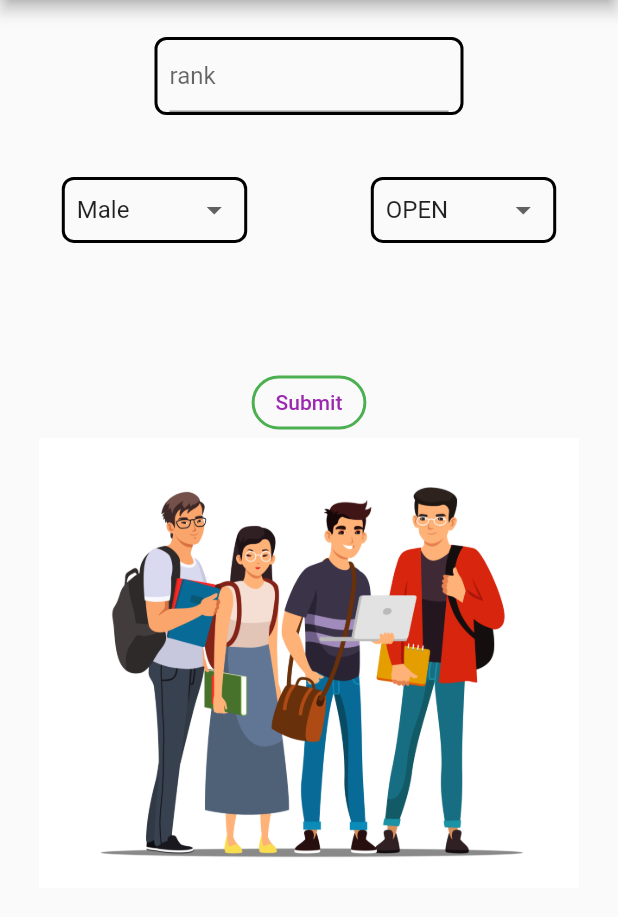
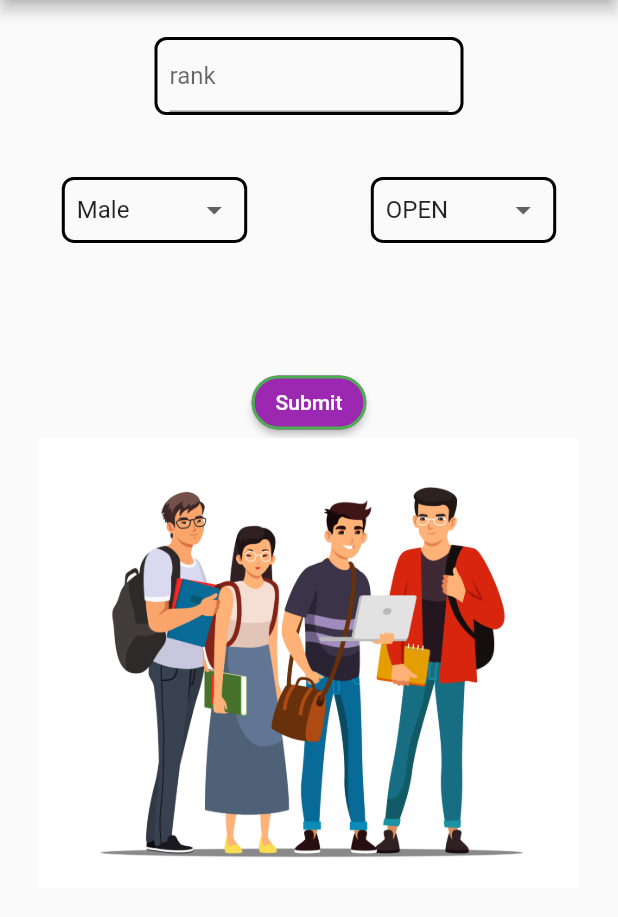
Before and after one commit to rohit-00004/admission_friend, a Flutter app: the HomePage screen opened directly with empty values, on a phone screen of 412 x 824 dp, the part 84-1001 px from its top. Run offline on Flutter 3.47's test engine with Material 2 defaults, Android fonts, the phone set to English and light mode, and no system bars; our stand-ins replace concentric_transition, csv, firebase_auth, firebase_core, google_fonts, sqflite; missing offline and left inert: firebase_ui_auth, pdfx; accounts and stored records are empty.

Commit message:
Added pdfs of last year cut-off and user profile screen

```diff
--- a/lib/home.dart
+++ b/lib/home.dart
@@ -1,12 +1,12 @@
 import 'package:admission_friend/database/dbhelper.dart';
 import 'package:admission_friend/screens/college_list.dart';
+import 'package:admission_friend/screens/pdf_view.dart';
 import 'package:flutter/material.dart';
-import 'package:sqflite/sqflite.dart';
+import 'package:pdfx/pdfx.dart';
 
 List<String> selections = ["Male", "OPEN"];
 
 class HomePage extends StatefulWidget {
-
   final DatabaseHelper db;
   const HomePage({required this.db, super.key});
 
@@ -15,10 +15,20 @@
 }
 
 class _HomePageState extends State<HomePage> {
-
   final _formKey = GlobalKey<FormState>();
   final List<String> _gender = ['Male', 'Female'];
-  final List<String> _category = ['OPEN', 'OBC', 'SC', 'VJ', 'ST', 'NT1', 'NT2', 'NTT3', 'EWS', 'TFWS'];
+  final List<String> _category = [
+    'OPEN',
+    'OBC',
+    'SC',
+    'VJ',
+    'ST',
+    'NT1',
+    'NT2',
+    'NTT3',
+    'EWS',
+    'TFWS'
+  ];
   TextEditingController rankcontroller = TextEditingController();
 
   @override
@@ -27,44 +37,105 @@
     super.dispose();
   }
 
+  // Widget pdfView() => PdfView(
+  //   controller: pdfController,
+  // );
 
   @override
   Widget build(BuildContext context) {
     var size = MediaQuery.of(context).size;
     return Scaffold(
       appBar: AppBar(
-          title: const Text('Admission friend' ),
+        title: const Text('Admission friend'),
         centerTitle: true,
         backgroundColor: Theme.of(context).primaryColor,
       ),
-
       drawer: SafeArea(
         child: Drawer(
           width: MediaQuery.of(context).size.width * .7,
           backgroundColor: Theme.of(context).primaryColor,
           child: DrawerHeader(
             child: Column(
-
               children: [
-                drawerField(const Icon(Icons.person, color: Colors.white,), 'My Profile'),
+                InkWell(
+                  onTap: () {
+                    Navigator.pushNamed(context, '/profile');
+                  },
+                  child: drawerField(
+                      const Icon(
+                        Icons.person,
+                        color: Colors.white,
+                      ),
+                      'My Profile'),
+                ),
 
                 // const Divider(thickness: .8, color: Colors.white,),
+                drawerField(null, 'Cutoff for 2021-22'),
+                const Divider(
+                  thickness: .8,
+                  color: Colors.white,
+                ),
                 InkWell(
-                  onTap: (){},
-                  child: drawerField(const Icon(Icons.picture_as_pdf_outlined, color: Colors.white,), 'Cutoff for 2021-22')),
-                const Divider(thickness: .8, color: Colors.white,),
-                drawerField(null, 'Round I'),
-                drawerField(null, 'Round II'),
-                drawerField(null, 'Round III'),
+                    onTap: () {
+                      Navigator.of(context).push(MaterialPageRoute(
+                          builder: (context) => const Pdfview(
+                              filepath:
+                                  'assets/pdfs/2021ENGG_CAP1_CutOff.pdf')));
+                    },
+                    child: drawerField(
+                        const Icon(
+                          Icons.picture_as_pdf_outlined,
+                          color: Colors.white,
+                        ),
+                        'CAP I')),
+                InkWell(
+                    onTap: () {
+                       Navigator.of(context).push(MaterialPageRoute(
+                          builder: (context) => const Pdfview(
+                              filepath:
+                                  'assets/pdfs/2021ENGG_CAP2_CutOff.pdf')));
+                    },
+                    child: drawerField(
+                        const Icon(
+                          Icons.picture_as_pdf_outlined,
+                          color: Colors.white,
+                        ),
+                        'CAP II')),
+
 
                 // const Divider(thickness: .8, color: Colors.white,),
+                drawerField(null, 'Cutoff for 2020-21'),
+                const Divider(
+                  thickness: .8,
+                  color: Colors.white,
+                ),
                 InkWell(
-                  onTap: (){},
-                  child: drawerField(const Icon(Icons.picture_as_pdf_outlined, color: Colors.white,), 'Cutoff for 2020-21')),
-                const Divider(thickness: .8, color: Colors.white,),
-                drawerField(null, 'Round I'),
-                drawerField(null, 'Round II'),
-                drawerField(null, 'Round III'),
+                  onTap: () {
+                     Navigator.of(context).push(MaterialPageRoute(
+                          builder: (context) => const Pdfview(
+                              filepath:
+                                  'assets/pdfs/2020ENGG_CAP1_CutOff.pdf')));
+                  },
+                    child: drawerField(
+                        const Icon(
+                          Icons.picture_as_pdf_outlined,
+                          color: Colors.white,
+                        ),
+                        'CAP I')),
+                InkWell(
+                  onTap: () {
+                     Navigator.of(context).push(MaterialPageRoute(
+                          builder: (context) => const Pdfview(
+                              filepath:
+                                  'assets/pdfs/2020ENGG_CAP2_CutOff.pdf')));
+                  },
+                    child: drawerField(
+                        const Icon(
+                          Icons.picture_as_pdf_outlined,
+                          color: Colors.white,
+                        ),
+                        'CAP II')),
+
               ],
             ),
           ),
@@ -74,20 +145,21 @@
         child: Center(
           child: Form(
             key: _formKey,
-            child: Column(
-              children:  [
-              SizedBox(height: size.height*.03,),
+            child: Column(children: [
+              SizedBox(
+                height: size.height * .03,
+              ),
               Container(
-                width: size.width*.5,
+                width: size.width * .5,
                 decoration: BoxDecoration(
                     border: Border.all(width: 2),
                     borderRadius: BorderRadius.circular(8)),
-                child:  Padding(
+                child: Padding(
                   padding: const EdgeInsets.symmetric(horizontal: 8),
                   child: TextFormField(
                     controller: rankcontroller,
                     validator: (value) {
-                        if(int.tryParse(value!) == null){
+                      if (int.tryParse(value!) == null) {
                         return "Enter a valid rank";
                       }
                       return null;
@@ -99,40 +171,48 @@
                   ),
                 ),
               ),
-              SizedBox(height: size.height*.05,),
+              SizedBox(
+                height: size.height * .05,
+              ),
               Row(
                 mainAxisAlignment: MainAxisAlignment.spaceAround,
                 children: [
                   SizedBox(
-                    width: size.width*.3,
-                    child: DropdownSelection(options: _gender, selected: 'Male'),
+                    width: size.width * .3,
+                    child:
+                        DropdownSelection(options: _gender, selected: 'Male'),
                   ),
                   SizedBox(
-                    width: size.width*.3,
-                    child: DropdownSelection(options: _category, selected: 'OPEN'),
+                    width: size.width * .3,
+                    child:
+                        DropdownSelection(options: _category, selected: 'OPEN'),
                   ),
                 ],
               ),
-              SizedBox(height: size.height*.1),
-              OutlinedButton(
-                // style: outlineButtonStyle,
-                style: OutlinedButton.styleFrom(
+              SizedBox(height: size.height * .1),
+              ElevatedButton(
+                style: ElevatedButton.styleFrom(
                   shape: const StadiumBorder(),
-                  side: const BorderSide(
-                    width: 2,
-                    color: Colors.green
-                  ),
+                  side: const BorderSide(width: 2, color: Colors.green),
                 ),
                 onPressed: () {
-                  if(_formKey.currentState!.validate()){
-                    Navigator.push(context, MaterialPageRoute(builder: (context) =>   CollegeList(rank: int.parse(rankcontroller.text), selections: selections, db: widget.db,)));
+                  if (_formKey.currentState!.validate()) {
+                    Navigator.push(
+                        context,
+                        MaterialPageRoute(
+                            builder: (context) => CollegeList(
+                                  rank: int.parse(rankcontroller.text),
+                                  selections: selections,
+                                  db: widget.db,
+                                )));
                   }
                 },
                 child: const Text('Submit'),
               ),
               Container(
                   height: 300,
-                child: Image.asset('assets/images/students_09.jpg', fit: BoxFit.fitWidth)),
+                  child: Image.asset('assets/images/students_09.jpg',
+                      fit: BoxFit.fitWidth)),
               // const SimpleDropDown(),
             ]),
           ),
@@ -144,7 +224,10 @@
   ListTile drawerField(Icon? icon, String text) {
     return ListTile(
       leading: icon,
-                title: Text(text, style: const TextStyle(color: Colors.white),),
+      title: Text(
+        text,
+        style: const TextStyle(color: Colors.white),
+      ),
     );
   }
 }
@@ -152,14 +235,14 @@
 class DropdownSelection extends StatefulWidget {
   final List<String> options;
   final String selected;
-  const DropdownSelection({required this.options, required this.selected, super.key});
+  const DropdownSelection(
+      {required this.options, required this.selected, super.key});
 
   @override
   State<DropdownSelection> createState() => _MyWidgetState();
 }
 
 class _MyWidgetState extends State<DropdownSelection> {
-
   late List<String> options;
   late String selected;
   late int idx;
@@ -169,10 +252,11 @@
     options = widget.options;
     selected = widget.selected;
 
-    if(selected == "Male"){
+    if (selected == "Male") {
       idx = 0;
+    } else {
+      idx = 1;
     }
-    else {idx = 1;}
     super.initState();
   }
 
@@ -182,8 +266,7 @@
       child: Container(
         decoration: BoxDecoration(
             border: Border.all(width: 2),
-          borderRadius: BorderRadius.circular(8)
-        ),
+            borderRadius: BorderRadius.circular(8)),
         child: Padding(
           padding: const EdgeInsets.all(8.0),
           child: DropdownButton<String>(
--- a/lib/screens/college_list.dart
+++ b/lib/screens/college_list.dart
@@ -1,5 +1,4 @@
 import 'package:admission_friend/screens/all_list.dart';
-import 'package:admission_friend/screens/home_to_home_list.dart';
 import 'package:admission_friend/screens/state_level_list.dart';
 import 'package:flutter/material.dart';
 
--- a/lib/screens/state_level_list.dart
+++ b/lib/screens/state_level_list.dart
@@ -1,6 +1,6 @@
 import 'package:admission_friend/database/dbhelper.dart';
 import 'package:admission_friend/home.dart';
-import 'package:admission_friend/screens/details/state_level_details.dart';
+import 'package:admission_friend/screens/details/college_details.dart';
 import 'package:flutter/material.dart';
 
 import '../widgets/simple_list.dart';
--- a/pubspec.yaml
+++ b/pubspec.yaml
@@ -45,6 +45,7 @@
   firebase_ui_auth: ^1.2.0
   firebase_auth: ^4.4.0
   firebase_core: ^2.9.0
+  pdfx: ^2.3.0
 
 dev_dependencies:
   flutter_test:
@@ -72,6 +73,7 @@
   assets:
     - assets/
     - assets/images/
+    - assets/pdfs/
     # - images/a_dot_burr.jpeg
   #   - images/a_dot_ham.jpeg
 
```
Also changed, not shown: lib/main.dart (+11 -2 lines), lib/screens/all_list.dart (+1 -19 lines), lib/screens/home_to_home_list.dart (deleted, +0 -226 lines), lib/screens/user_profile.dart (+10 -2 lines), lib/screens/details/college_details.dart (renamed from lib/screens/details/state_level_details.dart), 4 other files. Lines whose indentation alone changed are shown as unchanged.
